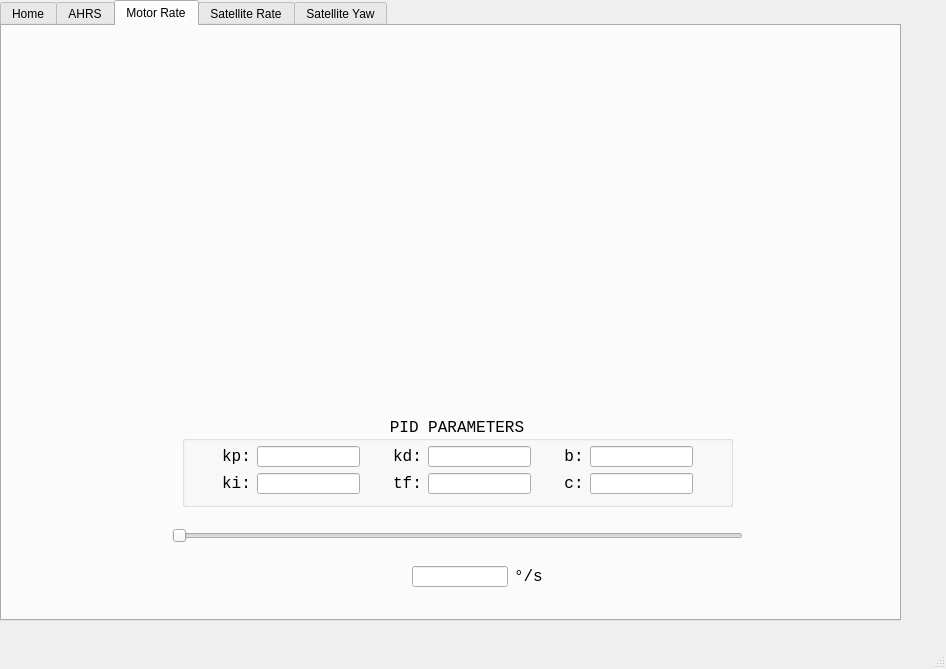
Above: fsat-gs/mainwindow.ui from risherlock/fsat-gs before the change. Below: the same form after it.
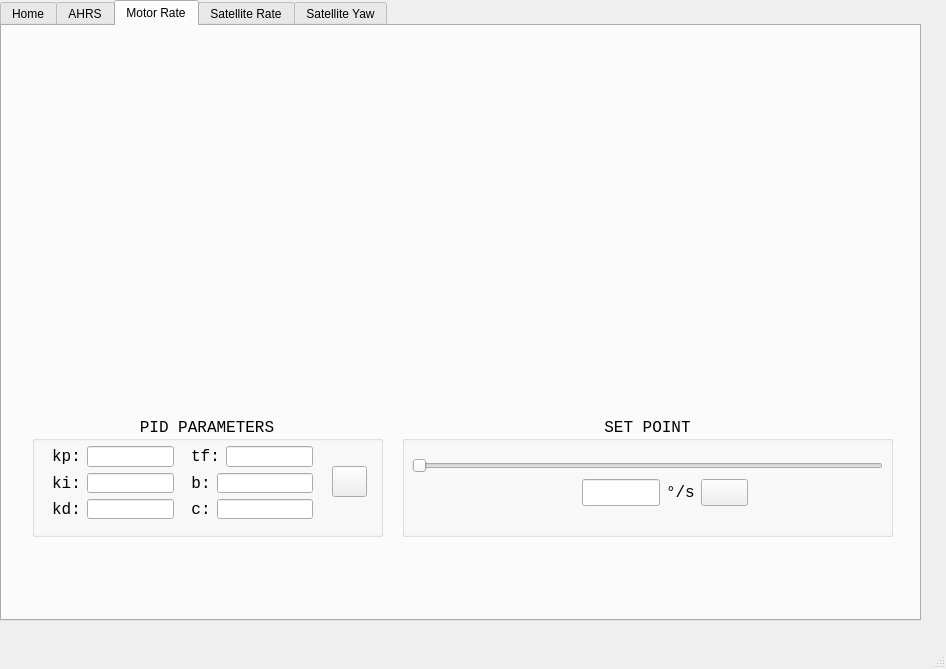
That is the form after the change. The open tabs and pages were chosen to show the change. Icons and pictures are not drawn. Custom widgets are drawn as their Qt base class.

Commit message: add 2dof-pid tuner

The edit to the form file:
```diff
--- a/fsat-gs/mainwindow.ui
+++ b/fsat-gs/mainwindow.ui
@@ -19,7 +19,7 @@
      <rect>
       <x>0</x>
       <y>0</y>
-      <width>901</width>
+      <width>921</width>
       <height>621</height>
      </rect>
     </property>
@@ -1180,65 +1180,23 @@
      <attribute name="title">
       <string>Motor Rate</string>
      </attribute>
-     <widget class="QSlider" name="horizontalSlider">
-      <property name="geometry">
-       <rect>
-        <x>170</x>
-        <y>500</y>
-        <width>571</width>
-        <height>20</height>
-       </rect>
-      </property>
-      <property name="orientation">
-       <enum>Qt::Orientation::Horizontal</enum>
-      </property>
-     </widget>
      <widget class="QCustomPlot" name="widget_plot_motor_rate" native="true">
       <property name="geometry">
        <rect>
-        <x>90</x>
+        <x>30</x>
         <y>50</y>
-        <width>741</width>
+        <width>861</width>
         <height>311</height>
        </rect>
       </property>
      </widget>
-     <widget class="QWidget" name="layoutWidget_5">
-      <property name="geometry">
-       <rect>
-        <x>410</x>
-        <y>540</y>
-        <width>131</width>
-        <height>21</height>
-       </rect>
-      </property>
-      <layout class="QHBoxLayout" name="horizontalLayout_6">
-       <item>
-        <widget class="QLineEdit" name="lineEdit_3"/>
-       </item>
-       <item>
-        <widget class="QLabel" name="label_18">
-         <property name="font">
-          <font>
-           <family>Courier New</family>
-           <pointsize>12</pointsize>
-           <bold>false</bold>
-          </font>
-         </property>
-         <property name="text">
-          <string>°/s</string>
-         </property>
-        </widget>
-       </item>
-      </layout>
-     </widget>
      <widget class="QGroupBox" name="groupBox_6">
       <property name="geometry">
        <rect>
-        <x>180</x>
+        <x>30</x>
         <y>390</y>
-        <width>551</width>
-        <height>91</height>
+        <width>351</width>
+        <height>121</height>
        </rect>
       </property>
       <property name="font">
@@ -1254,13 +1212,39 @@
       <property name="alignment">
        <set>Qt::AlignmentFlag::AlignCenter</set>
       </property>
-      <widget class="QWidget" name="layoutWidget">
+      <widget class="QPushButton" name="push_power_5">
        <property name="geometry">
         <rect>
-         <x>40</x>
+         <x>300</x>
+         <y>50</y>
+         <width>35</width>
+         <height>31</height>
+        </rect>
+       </property>
+       <property name="cursor">
+        <cursorShape>PointingHandCursor</cursorShape>
+       </property>
+       <property name="text">
+        <string/>
+       </property>
+       <property name="icon">
+        <iconset resource="resources.qrc">
+         <normaloff>:/icons/assets/send.png</normaloff>:/icons/assets/send.png</iconset>
+       </property>
+       <property name="iconSize">
+        <size>
+         <width>25</width>
+         <height>25</height>
+        </size>
+       </property>
+      </widget>
+      <widget class="QWidget" name="">
+       <property name="geometry">
+        <rect>
+         <x>20</x>
          <y>30</y>
-         <width>471</width>
-         <height>48</height>
+         <width>261</width>
+         <height>73</height>
         </rect>
        </property>
        <layout class="QGridLayout" name="gridLayout">
@@ -1296,15 +1280,15 @@
           <property name="sizeHint" stdset="0">
            <size>
             <width>100</width>
-            <height>20</height>
+            <height>18</height>
            </size>
           </property>
          </spacer>
         </item>
         <item row="0" column="2">
-         <layout class="QHBoxLayout" name="horizontalLayout_9">
+         <layout class="QHBoxLayout" name="horizontalLayout_10">
           <item>
-           <widget class="QLabel" name="label_33">
+           <widget class="QLabel" name="label_34">
             <property name="font">
              <font>
               <family>Courier New</family>
@@ -1313,7 +1297,7 @@
              </font>
             </property>
             <property name="text">
-             <string>kd:</string>
+             <string>tf:</string>
             </property>
             <property name="alignment">
              <set>Qt::AlignmentFlag::AlignCenter</set>
@@ -1321,44 +1305,7 @@
            </widget>
           </item>
           <item>
-           <widget class="QLineEdit" name="lineEdit_6"/>
-          </item>
-         </layout>
-        </item>
-        <item row="0" column="3">
-         <spacer name="horizontalSpacer_3">
-          <property name="orientation">
-           <enum>Qt::Orientation::Horizontal</enum>
-          </property>
-          <property name="sizeHint" stdset="0">
-           <size>
-            <width>100</width>
-            <height>20</height>
-           </size>
-          </property>
-         </spacer>
-        </item>
-        <item row="0" column="4">
-         <layout class="QHBoxLayout" name="horizontalLayout_12">
-          <item>
-           <widget class="QLabel" name="label_36">
-            <property name="font">
-             <font>
-              <family>Courier New</family>
-              <pointsize>12</pointsize>
-              <bold>false</bold>
-             </font>
-            </property>
-            <property name="text">
-             <string>b:</string>
-            </property>
-            <property name="alignment">
-             <set>Qt::AlignmentFlag::AlignCenter</set>
-            </property>
-           </widget>
-          </item>
-          <item>
-           <widget class="QLineEdit" name="lineEdit_9"/>
+           <widget class="QLineEdit" name="lineEdit_7"/>
           </item>
          </layout>
         </item>
@@ -1394,15 +1341,15 @@
           <property name="sizeHint" stdset="0">
            <size>
             <width>100</width>
-            <height>20</height>
+            <height>18</height>
            </size>
           </property>
          </spacer>
         </item>
         <item row="1" column="2">
-         <layout class="QHBoxLayout" name="horizontalLayout_10">
+         <layout class="QHBoxLayout" name="horizontalLayout_12">
           <item>
-           <widget class="QLabel" name="label_34">
+           <widget class="QLabel" name="label_36">
             <property name="font">
              <font>
               <family>Courier New</family>
@@ -1411,7 +1358,7 @@
              </font>
             </property>
             <property name="text">
-             <string>tf:</string>
+             <string>b:</string>
             </property>
             <property name="alignment">
              <set>Qt::AlignmentFlag::AlignCenter</set>
@@ -1419,11 +1366,35 @@
            </widget>
           </item>
           <item>
-           <widget class="QLineEdit" name="lineEdit_7"/>
+           <widget class="QLineEdit" name="lineEdit_9"/>
           </item>
          </layout>
         </item>
-        <item row="1" column="3">
+        <item row="2" column="0">
+         <layout class="QHBoxLayout" name="horizontalLayout_9">
+          <item>
+           <widget class="QLabel" name="label_33">
+            <property name="font">
+             <font>
+              <family>Courier New</family>
+              <pointsize>12</pointsize>
+              <bold>false</bold>
+             </font>
+            </property>
+            <property name="text">
+             <string>kd:</string>
+            </property>
+            <property name="alignment">
+             <set>Qt::AlignmentFlag::AlignCenter</set>
+            </property>
+           </widget>
+          </item>
+          <item>
+           <widget class="QLineEdit" name="lineEdit_6"/>
+          </item>
+         </layout>
+        </item>
+        <item row="2" column="1">
          <spacer name="horizontalSpacer_4">
           <property name="orientation">
            <enum>Qt::Orientation::Horizontal</enum>
@@ -1431,12 +1402,12 @@
           <property name="sizeHint" stdset="0">
            <size>
             <width>100</width>
-            <height>20</height>
+            <height>18</height>
            </size>
           </property>
          </spacer>
         </item>
-        <item row="1" column="4">
+        <item row="2" column="2">
          <layout class="QHBoxLayout" name="horizontalLayout_11">
           <item>
            <widget class="QLabel" name="label_35">
@@ -1463,6 +1434,95 @@
        </layout>
       </widget>
      </widget>
+     <widget class="QGroupBox" name="groupBox_9">
+      <property name="geometry">
+       <rect>
+        <x>400</x>
+        <y>390</y>
+        <width>491</width>
+        <height>121</height>
+       </rect>
+      </property>
+      <property name="font">
+       <font>
+        <family>Courier New</family>
+        <pointsize>12</pointsize>
+        <bold>false</bold>
+       </font>
+      </property>
+      <property name="title">
+       <string>SET POINT</string>
+      </property>
+      <property name="alignment">
+       <set>Qt::AlignmentFlag::AlignCenter</set>
+      </property>
+      <widget class="QSlider" name="horizontalSlider">
+       <property name="geometry">
+        <rect>
+         <x>10</x>
+         <y>40</y>
+         <width>471</width>
+         <height>20</height>
+        </rect>
+       </property>
+       <property name="orientation">
+        <enum>Qt::Orientation::Horizontal</enum>
+       </property>
+      </widget>
+      <widget class="QWidget" name="">
+       <property name="geometry">
+        <rect>
+         <x>180</x>
+         <y>60</y>
+         <width>166</width>
+         <height>33</height>
+        </rect>
+       </property>
+       <layout class="QHBoxLayout" name="horizontalLayout_26">
+        <item>
+         <layout class="QHBoxLayout" name="horizontalLayout_6">
+          <item>
+           <widget class="QLineEdit" name="lineEdit_3"/>
+          </item>
+          <item>
+           <widget class="QLabel" name="label_18">
+            <property name="font">
+             <font>
+              <family>Courier New</family>
+              <pointsize>12</pointsize>
+              <bold>false</bold>
+             </font>
+            </property>
+            <property name="text">
+             <string>°/s</string>
+            </property>
+           </widget>
+          </item>
+         </layout>
+        </item>
+        <item>
+         <widget class="QPushButton" name="push_power_4">
+          <property name="cursor">
+           <cursorShape>PointingHandCursor</cursorShape>
+          </property>
+          <property name="text">
+           <string/>
+          </property>
+          <property name="icon">
+           <iconset resource="resources.qrc">
+            <normaloff>:/icons/assets/send.png</normaloff>:/icons/assets/send.png</iconset>
+          </property>
+          <property name="iconSize">
+           <size>
+            <width>25</width>
+            <height>25</height>
+           </size>
+          </property>
+         </widget>
+        </item>
+       </layout>
+      </widget>
+     </widget>
     </widget>
     <widget class="QWidget" name="tab">
      <attribute name="title">
```
Left out of the diff: 6 changed lines with no effect on the pictures. The commit also changes 1 other file.
